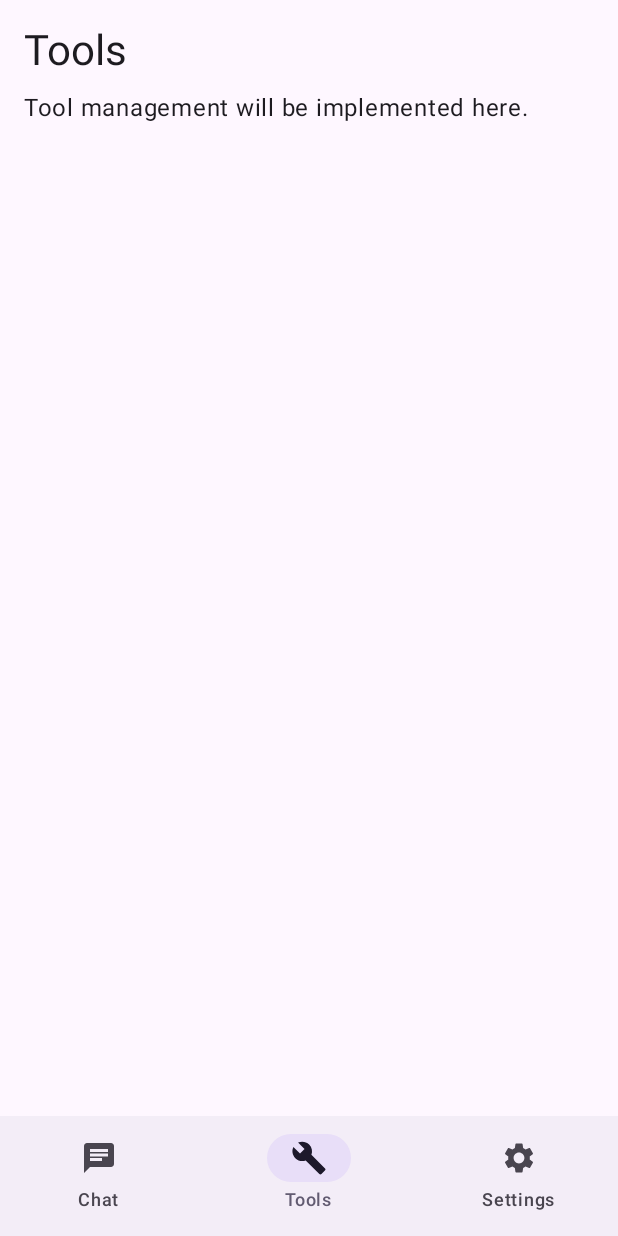
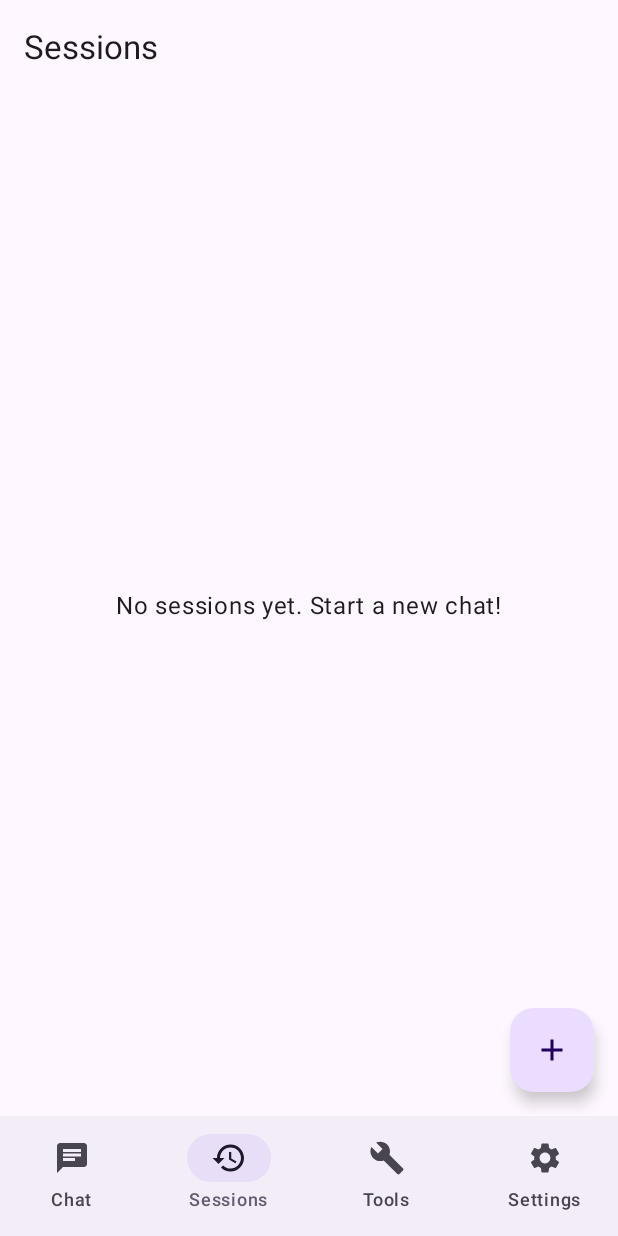
Before and after one commit to ky-1992/adk-android, an Android app built with Jetpack Compose: the ToolsScreen screen opened through its navigation route, item 2 of the bottom bar chosen, on a phone screen of 412 x 824 dp. Run offline under Robolectric (Android 15) with nearby library versions, the phone set to English and light mode, and no system bars.

Commit message:
feat: implement SessionsScreen, WebFetch/FileRead/FileWrite tools, ToolsScreen with toggles, Compose UI tests (T13-T16)

```diff
--- /dev/null
+++ b/adk-tools/src/main/java/com/google/adk/tools/FileReadTool.kt
@@ -0,0 +1,38 @@
+package com.google.adk.tools
+
+import com.google.adk.model.JsonSchema
+import com.google.adk.tool.Tool
+import com.google.adk.tool.ToolContext
+import kotlinx.serialization.json.buildJsonObject
+import kotlinx.serialization.json.JsonPrimitive
+import kotlinx.serialization.json.JsonArray
+import kotlinx.serialization.json.put
+import kotlinx.serialization.json.putJsonObject
+import java.io.File
+
+class FileReadTool : Tool {
+    override val name = "file_read"
+    override val description = "Reads the content of a file from device storage."
+    override val parameterSchema: JsonSchema = buildJsonObject {
+        put("type", "object")
+        putJsonObject("properties") {
+            putJsonObject("path") {
+                put("type", "string")
+                put("description", "Absolute path to the file")
+            }
+        }
+        put("required", JsonArray(listOf(JsonPrimitive("path"))))
+    }
+
+    override suspend fun execute(args: Map<String, Any?>, context: ToolContext): Any? {
+        val path = args["path"]?.toString() ?: return "Error: no path"
+        return try {
+            val file = File(path)
+            if (!file.exists()) return "File not found: $path"
+            if (!file.canRead()) return "Cannot read file: $path"
+            file.readText().take(5000)
+        } catch (e: Exception) {
+            "Read error: ${e.message}"
+        }
+    }
+}
--- /dev/null
+++ b/adk-tools/src/main/java/com/google/adk/tools/FileWriteTool.kt
@@ -0,0 +1,43 @@
+package com.google.adk.tools
+
+import com.google.adk.model.JsonSchema
+import com.google.adk.tool.Tool
+import com.google.adk.tool.ToolContext
+import kotlinx.serialization.json.buildJsonObject
+import kotlinx.serialization.json.JsonPrimitive
+import kotlinx.serialization.json.JsonArray
+import kotlinx.serialization.json.put
+import kotlinx.serialization.json.putJsonObject
+import java.io.File
+
+class FileWriteTool : Tool {
+    override val name = "file_write"
+    override val description = "Writes content to a file on device storage."
+    override val parameterSchema: JsonSchema = buildJsonObject {
+        put("type", "object")
+        putJsonObject("properties") {
+            putJsonObject("path") {
+                put("type", "string")
+                put("description", "Absolute path to the file")
+            }
+            putJsonObject("content") {
+                put("type", "string")
+                put("description", "Content to write")
+            }
+        }
+        put("required", JsonArray(listOf(JsonPrimitive("path"), JsonPrimitive("content"))))
+    }
+
+    override suspend fun execute(args: Map<String, Any?>, context: ToolContext): Any? {
+        val path = args["path"]?.toString() ?: return "Error: no path"
+        val content = args["content"]?.toString() ?: return "Error: no content"
+        return try {
+            val file = File(path)
+            file.parentFile?.mkdirs()
+            file.writeText(content)
+            "Successfully wrote ${content.length} characters to $path"
+        } catch (e: Exception) {
+            "Write error: ${e.message}"
+        }
+    }
+}
--- /dev/null
+++ b/adk-tools/src/main/java/com/google/adk/tools/WebFetchTool.kt
@@ -0,0 +1,47 @@
+package com.google.adk.tools
+
+import com.google.adk.model.JsonSchema
+import com.google.adk.tool.Tool
+import com.google.adk.tool.ToolContext
+import kotlinx.serialization.json.buildJsonObject
+import kotlinx.serialization.json.JsonPrimitive
+import kotlinx.serialization.json.JsonArray
+import kotlinx.serialization.json.put
+import kotlinx.serialization.json.putJsonObject
+import okhttp3.OkHttpClient
+import okhttp3.Request
+import java.util.concurrent.TimeUnit
+
+class WebFetchTool : Tool {
+    override val name = "web_fetch"
+    override val description = "Fetches the content of a web page given its URL."
+    override val parameterSchema: JsonSchema = buildJsonObject {
+        put("type", "object")
+        putJsonObject("properties") {
+            putJsonObject("url") {
+                put("type", "string")
+                put("description", "The URL to fetch")
+            }
+        }
+        put("required", JsonArray(listOf(JsonPrimitive("url"))))
+    }
+
+    private val client = OkHttpClient.Builder()
+        .connectTimeout(15, TimeUnit.SECONDS)
+        .readTimeout(15, TimeUnit.SECONDS)
+        .build()
+
+    override suspend fun execute(args: Map<String, Any?>, context: ToolContext): Any? {
+        val url = args["url"]?.toString() ?: return "Error: no URL provided"
+        return try {
+            val request = Request.Builder().url(url)
+                .addHeader("User-Agent", "ADK-Android/1.0")
+                .build()
+            val response = client.newCall(request).execute()
+            val body = response.body?.string() ?: "Empty response"
+            body.take(5000)
+        } catch (e: Exception) {
+            "Fetch error: ${e.message}"
+        }
+    }
+}
--- a/demo/build.gradle.kts
+++ b/demo/build.gradle.kts
@@ -38,5 +38,7 @@ dependencies {
     implementation(libs.coroutines.android)
     implementation(libs.serialization.json)
     implementation(libs.okhttp)
+    androidTestImplementation(platform(libs.compose.bom))
     androidTestImplementation(libs.compose.ui.test)
+    androidTestImplementation(libs.androidx.test.ext)
 }
--- a/demo/src/main/java/com/google/adk/demo/DemoAgentOrchestrator.kt
+++ b/demo/src/main/java/com/google/adk/demo/DemoAgentOrchestrator.kt
@@ -9,6 +9,9 @@ import com.google.adk.tool.Tool
 import com.google.adk.tools.CalculatorTool
 import com.google.adk.tools.TimeTool
 import com.google.adk.tools.WebSearchTool
+import com.google.adk.tools.WebFetchTool
+import com.google.adk.tools.FileReadTool
+import com.google.adk.tools.FileWriteTool
 
 object DemoAgentOrchestrator {
     private var _sessionStore: SqliteSessionStore? = null
@@ -26,6 +29,9 @@ object DemoAgentOrchestrator {
         TimeTool(),
         CalculatorTool(),
         WebSearchTool(),
+        WebFetchTool(),
+        FileReadTool(),
+        FileWriteTool(),
     )
 
     fun buildAgent(backend: ArkModelBackend): LlmAgent = LlmAgent(
--- a/demo/src/main/java/com/google/adk/demo/navigation/NavGraph.kt
+++ b/demo/src/main/java/com/google/adk/demo/navigation/NavGraph.kt
@@ -4,6 +4,7 @@ import androidx.compose.foundation.layout.padding
 import androidx.compose.material.icons.Icons
 import androidx.compose.material.icons.filled.Build
 import androidx.compose.material.icons.automirrored.filled.Chat
+import androidx.compose.material.icons.filled.History
 import androidx.compose.material.icons.filled.Settings
 import androidx.compose.material3.Icon
 import androidx.compose.material3.NavigationBar
@@ -19,11 +20,13 @@ import androidx.navigation.compose.composable
 import androidx.navigation.compose.currentBackStackEntryAsState
 import androidx.navigation.compose.rememberNavController
 import com.google.adk.demo.ui.chat.ChatScreen
+import com.google.adk.demo.ui.sessions.SessionsScreen
 import com.google.adk.demo.ui.settings.SettingsScreen
 import com.google.adk.demo.ui.tools.ToolsScreen
 
 sealed class Screen(val route: String, val label: String) {
     data object Chat : Screen("chat", "Chat")
+    data object Sessions : Screen("sessions", "Sessions")
     data object Tools : Screen("tools", "Tools")
     data object Settings : Screen("settings", "Settings")
 }
@@ -31,7 +34,7 @@ sealed class Screen(val route: String, val label: String) {
 @Composable
 fun AdkNavHost() {
     val navController = rememberNavController()
-    val screens = listOf(Screen.Chat, Screen.Tools, Screen.Settings)
+    val screens = listOf(Screen.Chat, Screen.Sessions, Screen.Tools, Screen.Settings)
 
     Scaffold(
         bottomBar = {
@@ -43,6 +46,7 @@ fun AdkNavHost() {
                         icon = {
                             when (screen) {
                                 Screen.Chat -> Icon(Icons.AutoMirrored.Filled.Chat, contentDescription = null)
+                                Screen.Sessions -> Icon(Icons.Default.History, contentDescription = null)
                                 Screen.Tools -> Icon(Icons.Default.Build, contentDescription = null)
                                 Screen.Settings -> Icon(Icons.Default.Settings, contentDescription = null)
                             }
@@ -67,6 +71,24 @@ fun AdkNavHost() {
             modifier = Modifier.padding(innerPadding),
         ) {
             composable(Screen.Chat.route) { ChatScreen() }
+            composable(Screen.Sessions.route) {
+                SessionsScreen(
+                    onSessionSelected = { sessionId ->
+                        if (sessionId == "new") {
+                            navController.navigate(Screen.Chat.route) {
+                                popUpTo(navController.graph.startDestinationId) { saveState = true }
+                                launchSingleTop = true
+                            }
+                        } else {
+                            // TODO: load specific session in ChatScreen
+                            navController.navigate(Screen.Chat.route) {
+                                popUpTo(navController.graph.startDestinationId) { saveState = true }
+                                launchSingleTop = true
+                            }
+                        }
+                    },
+                )
+            }
             composable(Screen.Tools.route) { ToolsScreen() }
             composable(Screen.Settings.route) { SettingsScreen() }
         }
--- a/demo/src/main/java/com/google/adk/demo/ui/chat/ChatScreen.kt
+++ b/demo/src/main/java/com/google/adk/demo/ui/chat/ChatScreen.kt
@@ -10,9 +10,16 @@ import androidx.compose.foundation.layout.padding
 import androidx.compose.foundation.lazy.LazyColumn
 import androidx.compose.foundation.lazy.items
 import androidx.compose.foundation.lazy.rememberLazyListState
+import androidx.compose.material.icons.Icons
+import androidx.compose.material.icons.filled.Refresh
+import androidx.compose.material3.ExperimentalMaterial3Api
+import androidx.compose.material3.Icon
+import androidx.compose.material3.IconButton
+import androidx.compose.material3.Scaffold
 import androidx.compose.material3.Snackbar
 import androidx.compose.material3.Text
 import androidx.compose.material3.TextButton
+import androidx.compose.material3.TopAppBar
 import androidx.compose.runtime.Composable
 import androidx.compose.runtime.LaunchedEffect
 import androidx.compose.runtime.getValue
@@ -23,10 +30,12 @@ import androidx.lifecycle.viewmodel.compose.viewModel
 import com.google.adk.demo.DemoAgentOrchestrator
 import com.google.adk.demo.ui.settings.SettingsViewModel
 
+@OptIn(ExperimentalMaterial3Api::class)
 @Composable
 fun ChatScreen(
     chatViewModel: ChatViewModel = viewModel(),
     settingsViewModel: SettingsViewModel = viewModel(),
+    onNavigateToSessions: () -> Unit = {},
 ) {
     val state by chatViewModel.state.collectAsStateWithLifecycle()
     val settingsState by settingsViewModel.state.collectAsStateWithLifecycle()
@@ -48,7 +57,19 @@ fun ChatScreen(
         }
     }
 
-    Column(modifier = Modifier.fillMaxSize()) {
+    Scaffold(
+        topBar = {
+            TopAppBar(
+                title = { Text("ADK Demo") },
+                actions = {
+                    IconButton(onClick = { chatViewModel.newSession() }) {
+                        Icon(Icons.Default.Refresh, contentDescription = "New Session")
+                    }
+                },
+            )
+        },
+    ) { scaffoldPadding ->
+        Column(modifier = Modifier.fillMaxSize().padding(scaffoldPadding)) {
             // Error snackbar
             state.error?.let { error ->
                 Snackbar(
@@ -111,3 +132,4 @@ fun ChatScreen(
             )
         }
     }
+}
--- /dev/null
+++ b/demo/src/main/java/com/google/adk/demo/ui/sessions/SessionsScreen.kt
@@ -0,0 +1,79 @@
+package com.google.adk.demo.ui.sessions
+
+import androidx.compose.foundation.clickable
+import androidx.compose.foundation.layout.Box
+import androidx.compose.foundation.layout.fillMaxSize
+import androidx.compose.foundation.layout.padding
+import androidx.compose.foundation.lazy.LazyColumn
+import androidx.compose.foundation.lazy.items
+import androidx.compose.material.icons.Icons
+import androidx.compose.material.icons.filled.Add
+import androidx.compose.material.icons.filled.Delete
+import androidx.compose.material3.ExperimentalMaterial3Api
+import androidx.compose.material3.FloatingActionButton
+import androidx.compose.material3.Icon
+import androidx.compose.material3.IconButton
+import androidx.compose.material3.ListItem
+import androidx.compose.material3.MaterialTheme
+import androidx.compose.material3.Scaffold
+import androidx.compose.material3.Text
+import androidx.compose.material3.TopAppBar
+import androidx.compose.runtime.Composable
+import androidx.compose.runtime.getValue
+import androidx.compose.ui.Modifier
+import androidx.lifecycle.compose.collectAsStateWithLifecycle
+import androidx.lifecycle.viewmodel.compose.viewModel
+import java.time.ZoneId
+import java.time.format.DateTimeFormatter
+
+@OptIn(ExperimentalMaterial3Api::class)
+@Composable
+fun SessionsScreen(
+    viewModel: SessionsViewModel = viewModel(),
+    onSessionSelected: (String) -> Unit,
+) {
+    val state by viewModel.state.collectAsStateWithLifecycle()
+
+    Scaffold(
+        topBar = {
+            TopAppBar(title = { Text("Sessions") })
+        },
+        floatingActionButton = {
+            FloatingActionButton(onClick = { onSessionSelected("new") }) {
+                Icon(Icons.Default.Add, contentDescription = "New Session")
+            }
+        },
+    ) { padding ->
+        if (state.sessions.isEmpty() && !state.loading) {
+            Box(
+                modifier = Modifier.fillMaxSize().padding(padding),
+                contentAlignment = androidx.compose.ui.Alignment.Center,
+            ) {
+                Text("No sessions yet. Start a new chat!", style = MaterialTheme.typography.bodyLarge)
+            }
+        } else {
+            LazyColumn(modifier = Modifier.padding(padding)) {
+                items(state.sessions) { session ->
+                    ListItem(
+                        headlineContent = {
+                            Text(session.agentName, maxLines = 1)
+                        },
+                        supportingContent = {
+                            Text(
+                                DateTimeFormatter.ofPattern("yyyy-MM-dd HH:mm")
+                                    .withZone(ZoneId.systemDefault())
+                                    .format(session.createdAt),
+                            )
+                        },
+                        modifier = Modifier.clickable { onSessionSelected(session.id) },
+                        trailingContent = {
+                            IconButton(onClick = { viewModel.deleteSession(session.id) }) {
+                                Icon(Icons.Default.Delete, contentDescription = "Delete")
+                            }
+                        },
+                    )
+                }
+            }
+        }
+    }
+}
--- /dev/null
+++ b/demo/src/main/java/com/google/adk/demo/ui/sessions/SessionsViewModel.kt
@@ -0,0 +1,42 @@
+package com.google.adk.demo.ui.sessions
+
+import android.app.Application
+import androidx.lifecycle.AndroidViewModel
+import androidx.lifecycle.viewModelScope
+import com.google.adk.demo.di.AppModule
+import com.google.adk.session.Session
+import kotlinx.coroutines.flow.MutableStateFlow
+import kotlinx.coroutines.flow.StateFlow
+import kotlinx.coroutines.flow.asStateFlow
+import kotlinx.coroutines.flow.update
+import kotlinx.coroutines.launch
+
+data class SessionsState(
+    val sessions: List<Session> = emptyList(),
+    val loading: Boolean = false,
+)
+
+class SessionsViewModel(application: Application) : AndroidViewModel(application) {
+
+    private val sessionStore = AppModule.sessionStore(application)
+
+    private val _state = MutableStateFlow(SessionsState())
+    val state: StateFlow<SessionsState> = _state.asStateFlow()
+
+    fun loadSessions() {
+        viewModelScope.launch {
+            _state.update { it.copy(loading = true) }
+            val sessions = sessionStore.listSessions("demo-user")
+            _state.update { it.copy(sessions = sessions, loading = false) }
+        }
+    }
+
+    fun deleteSession(sessionId: String) {
+        viewModelScope.launch {
+            sessionStore.deleteSession(sessionId)
+            loadSessions()
+        }
+    }
+
+    init { loadSessions() }
+}
--- /dev/null
+++ b/demo/src/main/java/com/google/adk/demo/ui/tools/ToolsViewModel.kt
@@ -0,0 +1,36 @@
+package com.google.adk.demo.ui.tools
+
+import androidx.lifecycle.ViewModel
+import com.google.adk.demo.DemoAgentOrchestrator
+import com.google.adk.tool.Tool
+import kotlinx.coroutines.flow.MutableStateFlow
+import kotlinx.coroutines.flow.StateFlow
+import kotlinx.coroutines.flow.asStateFlow
+import kotlinx.coroutines.flow.update
+
+data class ToolsState(
+    val tools: List<ToolItem> = emptyList(),
+)
+
+data class ToolItem(
+    val tool: Tool,
+    val enabled: Boolean,
+)
+
+class ToolsViewModel : ViewModel() {
+
+    private val _state = MutableStateFlow(ToolsState())
+    val state: StateFlow<ToolsState> = _state.asStateFlow()
+
+    init {
+        _state.value = ToolsState(
+            tools = DemoAgentOrchestrator.availableTools().map { ToolItem(it, true) },
+        )
+    }
+
+    fun toggleTool(name: String) {
+        _state.update { s ->
+            s.copy(tools = s.tools.map { if (it.tool.name == name) it.copy(enabled = !it.enabled) else it })
+        }
+    }
+}
```
Also changed, not shown: demo/src/main/java/com/google/adk/demo/ui/tools/ToolsScreen.kt (+33 -2 lines), 1 other file. Lines whose indentation alone changed are shown as unchanged.
